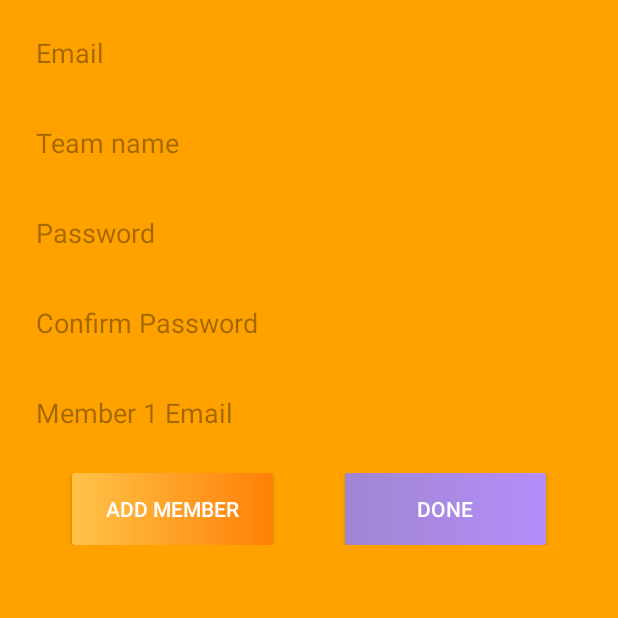
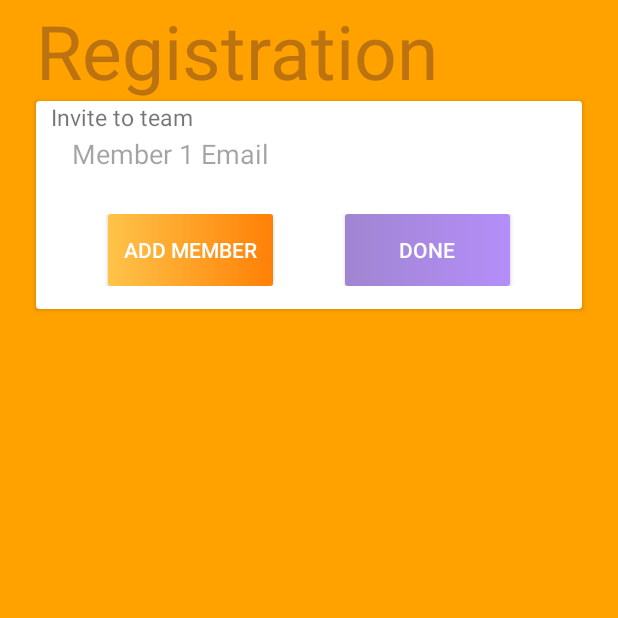
Before and after one commit to theoko/kallendr-android, an Android app: the RegisterActivity screen opened directly, with no data from a screen before it, after a tap on "INVITE MEMBERS", on a phone screen of 412 x 824 dp, the top half of it. Run offline under Robolectric (Android 15) with nearby library versions, the phone set to English and light mode, and no system bars; our stand-ins replace Firebase (no records; nobody signed in at launch, a user with empty details on screens opened directly).

Commit message:
frontend redesign

```diff
--- a/app/src/main/java/com/kallendr/android/ui/register/RegisterActivity.java
+++ b/app/src/main/java/com/kallendr/android/ui/register/RegisterActivity.java
@@ -38,6 +38,7 @@ public class RegisterActivity extends AppCompatActivity {
     LinearLayout registrationForm;
     LinearLayout inviteMembersForm;
 
+    TextView teamInviteTitle;
     EditText emailAddress, teamName, userPassword, userPasswordConfirmation;
 
     Button btnAddMember;
@@ -62,6 +63,8 @@ public class RegisterActivity extends AppCompatActivity {
         teamName = findViewById(R.id.teamName);
         userPassword = findViewById(R.id.userPassword);
         userPasswordConfirmation = findViewById(R.id.userPasswordConfirmation);
+
+        teamInviteTitle = findViewById(R.id.teamInviteTitle);
 
         registrationForm = findViewById(R.id.registrationForm);
         inviteMembersForm = findViewById(R.id.inviteMembersForm);
@@ -140,7 +143,12 @@ public class RegisterActivity extends AppCompatActivity {
             @Override
             public void onClick(View v) {
                 // Set invite members form visibility to gone
+                teamInviteTitle.setVisibility(View.GONE);
                 inviteMembersForm.setVisibility(View.GONE);
+                emailAddress.setVisibility(View.VISIBLE);
+                userPassword.setVisibility(View.VISIBLE);
+                userPasswordConfirmation.setVisibility(View.VISIBLE);
+                teamName.setVisibility(View.VISIBLE);
                 btnCreateTeam.setVisibility(View.VISIBLE);
                 btnInviteTeam.setVisibility(View.VISIBLE);
             }
@@ -149,7 +157,12 @@ public class RegisterActivity extends AppCompatActivity {
         btnInviteTeam.setOnClickListener(new View.OnClickListener() {
             @Override
             public void onClick(View v) {
+                teamInviteTitle.setVisibility(View.VISIBLE);
                 inviteMembersForm.setVisibility(View.VISIBLE);
+                emailAddress.setVisibility(View.GONE);
+                userPassword.setVisibility(View.GONE);
+                userPasswordConfirmation.setVisibility(View.GONE);
+                teamName.setVisibility(View.GONE);
                 btnCreateTeam.setVisibility(View.GONE);
                 btnInviteTeam.setVisibility(View.GONE);
             }
--- a/app/src/main/res/layout/activity_register.xml
+++ b/app/src/main/res/layout/activity_register.xml
@@ -1,132 +1,158 @@
 <?xml version="1.0" encoding="utf-8"?>
-<LinearLayout
+<LinearLayout xmlns:android="http://schemas.android.com/apk/res/android"
+    xmlns:tools="http://schemas.android.com/tools"
     android:id="@+id/registrationForm"
-    xmlns:android="http://schemas.android.com/apk/res/android"
-    xmlns:tools="http://schemas.android.com/tools"
     android:layout_width="match_parent"
     android:layout_height="match_parent"
-    tools:context=".ui.register.RegisterActivity"
     android:background="@color/colorBackground"
-    android:orientation="vertical">
+    android:orientation="vertical"
+    tools:context=".ui.register.RegisterActivity">
+
+    <TextView
+        android:layout_width="match_parent"
+        android:layout_height="wrap_content"
+        android:textColor="#bc730f"
+        android:layout_marginStart="24sp"
+        android:textSize="50sp"
+        android:text="Registration" />
 
     <EditText
         android:id="@+id/emailAddress"
-        android:background="@android:color/transparent"
-        android:alpha="0.6"
         android:layout_width="match_parent"
         android:layout_height="50sp"
+        android:layout_marginStart="24dp"
         android:layout_marginTop="10sp"
-        android:layout_marginStart="24dp"
         android:layout_marginEnd="24dp"
+        android:alpha="0.6"
+        android:background="@android:color/transparent"
         android:hint="@string/email"
         android:inputType="textEmailAddress" />
 
     <EditText
         android:id="@+id/teamName"
-        android:background="@android:color/transparent"
-        android:alpha="0.6"
         android:layout_width="match_parent"
         android:layout_height="50sp"
+        android:layout_marginStart="24dp"
         android:layout_marginTop="10sp"
-        android:layout_marginStart="24dp"
         android:layout_marginEnd="24dp"
+        android:alpha="0.6"
+        android:background="@android:color/transparent"
         android:hint="@string/team_name" />
 
     <EditText
         android:id="@+id/userPassword"
-        android:background="@android:color/transparent"
-        android:alpha="0.6"
-        android:inputType="textPassword"
         android:layout_width="match_parent"
         android:layout_height="50sp"
+        android:layout_marginStart="24dp"
         android:layout_marginTop="10sp"
-        android:layout_marginStart="24dp"
         android:layout_marginEnd="24dp"
-        android:hint="@string/password" />
+        android:alpha="0.6"
+        android:background="@android:color/transparent"
+        android:hint="@string/password"
+        android:inputType="textPassword" />
 
     <EditText
         android:id="@+id/userPasswordConfirmation"
-        android:background="@android:color/transparent"
-        android:alpha="0.6"
-        android:inputType="textPassword"
         android:layout_width="match_parent"
         android:layout_height="50sp"
+        android:layout_marginStart="24dp"
         android:layout_marginTop="10sp"
+        android:layout_marginEnd="24dp"
+        android:alpha="0.6"
+        android:background="@android:color/transparent"
+        android:hint="@string/confirm_password"
+        android:inputType="textPassword" />
+
+    <android.support.design.card.MaterialCardView
+        android:layout_width="match_parent"
+        android:layout_height="wrap_content"
         android:layout_marginStart="24dp"
-        android:layout_marginEnd="24dp"
-        android:hint="@string/confirm_password" />
+        android:layout_marginEnd="24dp">
+
+        <TextView
+            android:id="@+id/teamInviteTitle"
+            android:layout_width="wrap_content"
+            android:layout_height="wrap_content"
+            android:textSize="15sp"
+            android:layout_marginStart="10sp"
+            android:layout_marginBottom="30sp"
+            android:visibility="gone"
+            android:text="Invite to team" />
 
         <LinearLayout
             android:id="@+id/inviteMembersForm"
-        android:layout_marginTop="10dp"
             android:layout_width="match_parent"
             android:layout_height="wrap_content"
             android:layout_marginStart="24dp"
+            android:layout_marginTop="10dp"
             android:layout_marginEnd="24dp"
             android:orientation="vertical"
             android:visibility="gone">
 
             <EditText
                 android:id="@+id/invMember1"
-            android:tag="invMember1"
-            android:background="@android:color/transparent"
-            android:alpha="0.6"
                 android:layout_width="match_parent"
                 android:layout_height="50sp"
-            android:hint="@string/member_1_email" />
+                android:alpha="0.6"
+                android:background="@android:color/transparent"
+                android:hint="@string/member_1_email"
+                android:tag="invMember1" />
 
             <LinearLayout
                 android:layout_width="match_parent"
                 android:layout_height="wrap_content"
                 android:layout_marginTop="15sp"
+                android:paddingBottom="15sp"
                 android:orientation="horizontal">
 
                 <Button
                     android:id="@+id/btnAddMember"
                     android:layout_width="0dp"
                     android:layout_height="wrap_content"
-                android:text="@string/add_member"
                     android:layout_marginStart="24dp"
                     android:layout_marginEnd="24dp"
-                android:textColor="@android:color/white"
+                    android:layout_weight="1"
                     android:background="@drawable/button_shadow"
-                android:layout_weight="1" />
+                    android:text="@string/add_member"
+                    android:textColor="@android:color/white" />
 
                 <Button
                     android:id="@+id/btnDone"
                     android:layout_width="0dp"
                     android:layout_height="wrap_content"
-                android:text="@string/done"
                     android:layout_marginStart="24dp"
                     android:layout_marginEnd="24dp"
-                android:textColor="@android:color/white"
+                    android:layout_weight="1"
                     android:background="@drawable/button_shadow_accent"
-                android:layout_weight="1" />
+                    android:text="@string/done"
+                    android:textColor="@android:color/white" />
 
             </LinearLayout>
 
         </LinearLayout>
+
+    </android.support.design.card.MaterialCardView>
 
     <Button
         android:id="@+id/btnInviteTeam"
         android:layout_width="match_parent"
         android:layout_height="wrap_content"
         android:layout_marginStart="24dp"
+        android:layout_marginTop="25dp"
         android:layout_marginEnd="24dp"
+        android:background="@drawable/button_shadow_accent"
         android:text="@string/invite_members"
-        android:background="@drawable/button_shadow_accent"
-        android:textColor="@android:color/white"
-        android:layout_marginTop="25dp" />
+        android:textColor="@android:color/white" />
 
     <Button
         android:id="@+id/btnCreateTeam"
         android:layout_width="match_parent"
         android:layout_height="wrap_content"
         android:layout_marginStart="24dp"
+        android:layout_marginTop="5dp"
         android:layout_marginEnd="24dp"
+        android:background="@drawable/button_shadow"
         android:text="@string/create_team"
-        android:background="@drawable/button_shadow"
-        android:textColor="@android:color/white"
-        android:layout_marginTop="5dp" />
+        android:textColor="@android:color/white" />
 
 </LinearLayout>
```
Lines whose indentation alone changed are shown as unchanged.
